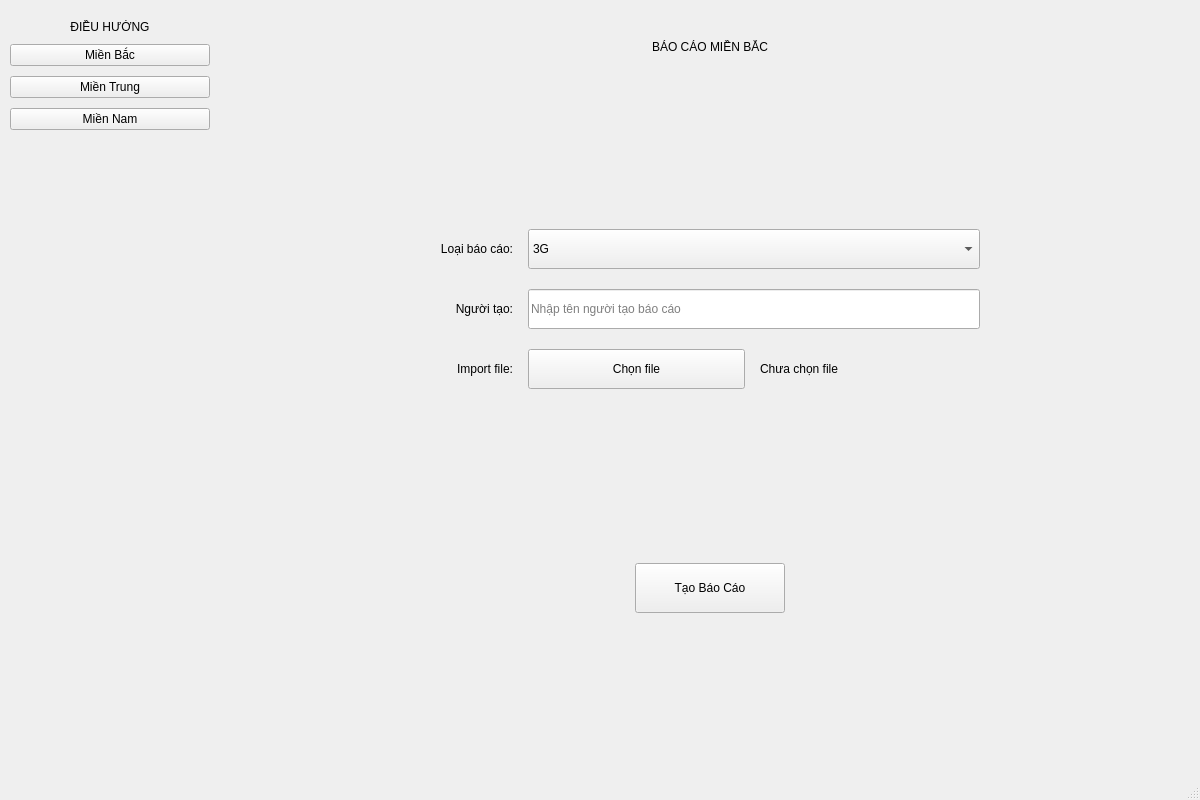
khanh21062002/Daily-Report-Tool-3G-4G-For-NPO-, file main_window.ui: the form before one commit.
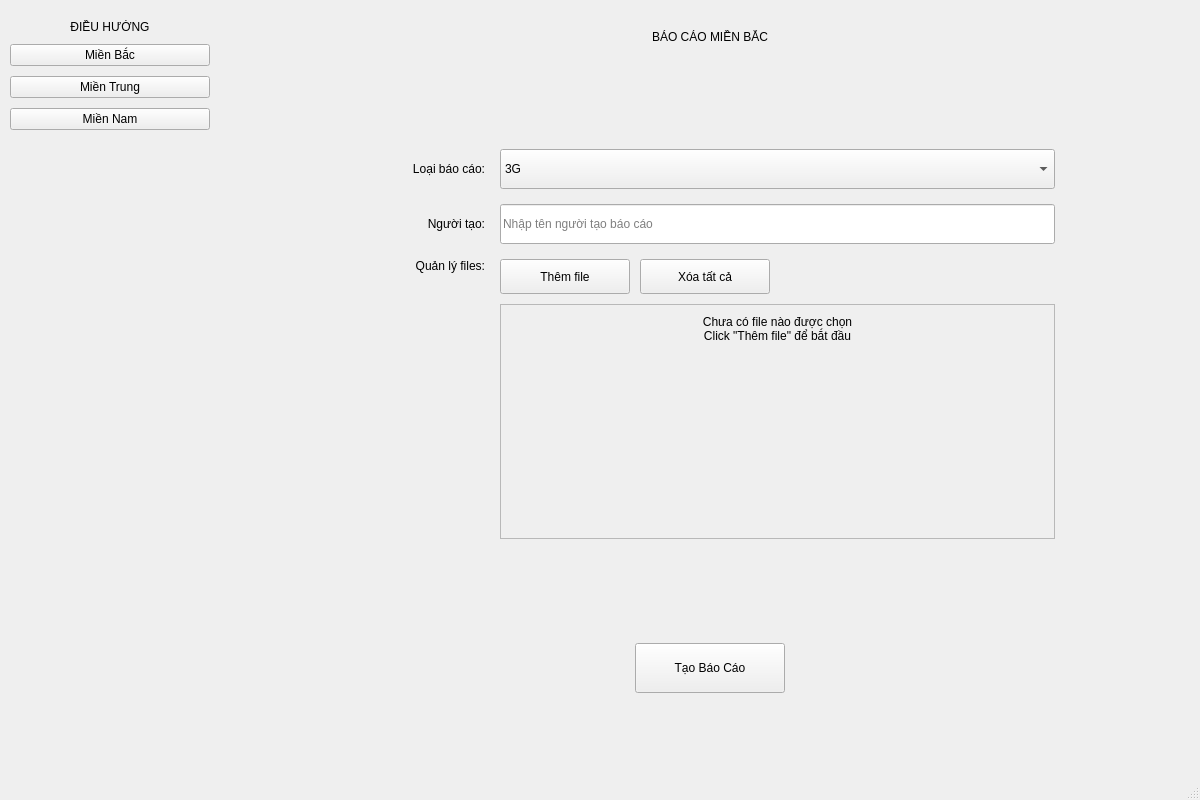
The form after the commit.

Diff of the .ui file:
```diff
--- a/main_window.ui
+++ b/main_window.ui
@@ -121,13 +121,13 @@
          <number>40</number>
         </property>
         <property name="topMargin">
-         <number>40</number>
+         <number>30</number>
         </property>
         <property name="rightMargin">
          <number>40</number>
         </property>
         <property name="bottomMargin">
-         <number>40</number>
+         <number>30</number>
         </property>
         <item>
          <widget class="QLabel" name="lblTitleBac">
@@ -147,7 +147,7 @@
           <property name="sizeHint" stdset="0">
            <size>
             <width>20</width>
-            <height>40</height>
+            <height>20</height>
            </size>
           </property>
          </spacer>
@@ -171,8 +171,8 @@
            <widget class="QWidget" name="formWidgetBac" native="true">
             <property name="minimumSize">
              <size>
-              <width>600</width>
-              <height>200</height>
+              <width>750</width>
+              <height>450</height>
              </size>
             </property>
             <layout class="QGridLayout" name="gridLayoutBac">
@@ -189,18 +189,24 @@
               <number>30</number>
              </property>
              <property name="verticalSpacing">
-              <number>20</number>
+              <number>15</number>
              </property>
              <property name="horizontalSpacing">
               <number>15</number>
              </property>
              <item row="0" column="0">
               <widget class="QLabel" name="lblNameBac">
+               <property name="minimumSize">
+                <size>
+                 <width>120</width>
+                 <height>40</height>
+                </size>
+               </property>
                <property name="text">
                 <string>Loại báo cáo:</string>
                </property>
                <property name="alignment">
-                <set>Qt::AlignRight|Qt::AlignTrailing|Qt::AlignVCenter</set>
+                <set>Qt::AlignRight|Qt::AlignVCenter</set>
                </property>
               </widget>
              </item>
@@ -208,7 +214,7 @@
               <widget class="QComboBox" name="lineEditNameBac">
                <property name="minimumSize">
                 <size>
-                 <width>350</width>
+                 <width>400</width>
                  <height>40</height>
                 </size>
                </property>
@@ -216,11 +222,17 @@
              </item>
              <item row="1" column="0">
               <widget class="QLabel" name="lblCreatorBac">
+               <property name="minimumSize">
+                <size>
+                 <width>120</width>
+                 <height>40</height>
+                </size>
+               </property>
                <property name="text">
                 <string>Người tạo:</string>
                </property>
                <property name="alignment">
-                <set>Qt::AlignRight|Qt::AlignTrailing|Qt::AlignVCenter</set>
+                <set>Qt::AlignRight|Qt::AlignVCenter</set>
                </property>
               </widget>
              </item>
@@ -228,7 +240,7 @@
               <widget class="QLineEdit" name="lineEditCreatorBac">
                <property name="minimumSize">
                 <size>
-                 <width>350</width>
+                 <width>400</width>
                  <height>40</height>
                 </size>
                </property>
@@ -239,43 +251,133 @@
              </item>
              <item row="2" column="0">
               <widget class="QLabel" name="lblImportBac">
+               <property name="minimumSize">
+                <size>
+                 <width>120</width>
+                 <height>40</height>
+                </size>
+               </property>
                <property name="text">
-                <string>Import file:</string>
+                <string>Quản lý files:</string>
                </property>
                <property name="alignment">
-                <set>Qt::AlignRight|Qt::AlignTrailing|Qt::AlignVCenter</set>
+                <set>Qt::AlignRight|Qt::AlignTop</set>
                </property>
               </widget>
              </item>
              <item row="2" column="1">
-              <layout class="QHBoxLayout" name="fileBac">
+              <layout class="QVBoxLayout" name="filesBac">
                <property name="spacing">
-                <number>15</number>
+                <number>10</number>
                </property>
                <item>
-                <widget class="QPushButton" name="btnFileBac">
-                 <property name="minimumSize">
-                  <size>
-                   <width>120</width>
-                   <height>40</height>
-                  </size>
+                <layout class="QHBoxLayout" name="fileButtonsBac">
+                 <property name="spacing">
+                  <number>10</number>
                  </property>
-                 <property name="text">
-                  <string>Chọn file</string>
-                 </property>
-                </widget>
+                 <item>
+                  <widget class="QPushButton" name="btnAddFileBac">
+                   <property name="minimumSize">
+                    <size>
+                     <width>130</width>
+                     <height>35</height>
+                    </size>
+                   </property>
+                   <property name="text">
+                    <string>Thêm file</string>
+                   </property>
+                  </widget>
+                 </item>
+                 <item>
+                  <widget class="QPushButton" name="btnClearFilesBac">
+                   <property name="minimumSize">
+                    <size>
+                     <width>130</width>
+                     <height>35</height>
+                    </size>
+                   </property>
+                   <property name="text">
+                    <string>Xóa tất cả</string>
+                   </property>
+                  </widget>
+                 </item>
+                 <item>
+                  <spacer name="buttonSpacerBac">
+                   <property name="orientation">
+                    <enum>Qt::Horizontal</enum>
+                   </property>
+                   <property name="sizeHint" stdset="0">
+                    <size>
+                     <width>40</width>
+                     <height>20</height>
+                    </size>
+                   </property>
+                  </spacer>
+                 </item>
+                </layout>
                </item>
                <item>
-                <widget class="QLabel" name="lblFileBac">
+                <widget class="QScrollArea" name="scrollFilesBac">
                  <property name="minimumSize">
                   <size>
-                   <width>220</width>
-                   <height>40</height>
+                   <width>450</width>
+                   <height>180</height>
                   </size>
                  </property>
-                 <property name="text">
-                  <string>Chưa chọn file</string>
+                 <property name="widgetResizable">
+                  <bool>true</bool>
                  </property>
+                 <widget class="QWidget" name="scrollAreaWidgetBac">
+                  <property name="geometry">
+                   <rect>
+                    <x>0</x>
+                    <y>0</y>
+                    <width>448</width>
+                    <height>178</height>
+                   </rect>
+                  </property>
+                  <layout class="QVBoxLayout" name="fileListBac">
+                   <property name="spacing">
+                    <number>5</number>
+                   </property>
+                   <property name="leftMargin">
+                    <number>10</number>
+                   </property>
+                   <property name="topMargin">
+                    <number>10</number>
+                   </property>
+                   <property name="rightMargin">
+                    <number>10</number>
+                   </property>
+                   <property name="bottomMargin">
+                    <number>10</number>
+                   </property>
+                   <item>
+                    <widget class="QLabel" name="lblEmptyBac">
+                     <property name="text">
+                      <string>Chưa có file nào được chọn
+Click "Thêm file" để bắt đầu</string>
+                     </property>
+                     <property name="alignment">
+                      <set>Qt::AlignCenter</set>
+                     </property>
+                    </widget>
+                   </item>
+                   <item>
+                    <spacer name="fileListSpacerBac">
+                     <property name="orientation">
+                      <enum>Qt::Vertical</enum>
+                     </property>
+                     <property name="sizeHint" stdset="0">
+                      <size>
+                       <width>20</width>
+                       <height>40</height>
+                      </size>
+                     </property>
+                    </spacer>
+                   </item>
+                  </layout>
+                 </widget>
                 </widget>
                </item>
               </layout>
@@ -306,7 +408,7 @@
           <property name="sizeHint" stdset="0">
            <size>
             <width>20</width>
-            <height>30</height>
+            <height>20</height>
            </size>
           </property>
          </spacer>
@@ -362,7 +464,7 @@
           <property name="sizeHint" stdset="0">
            <size>
             <width>20</width>
-            <height>40</height>
+            <height>20</height>
            </size>
           </property>
          </spacer>
```
Left out of the diff: 346 changed lines with no effect on the pictures.
